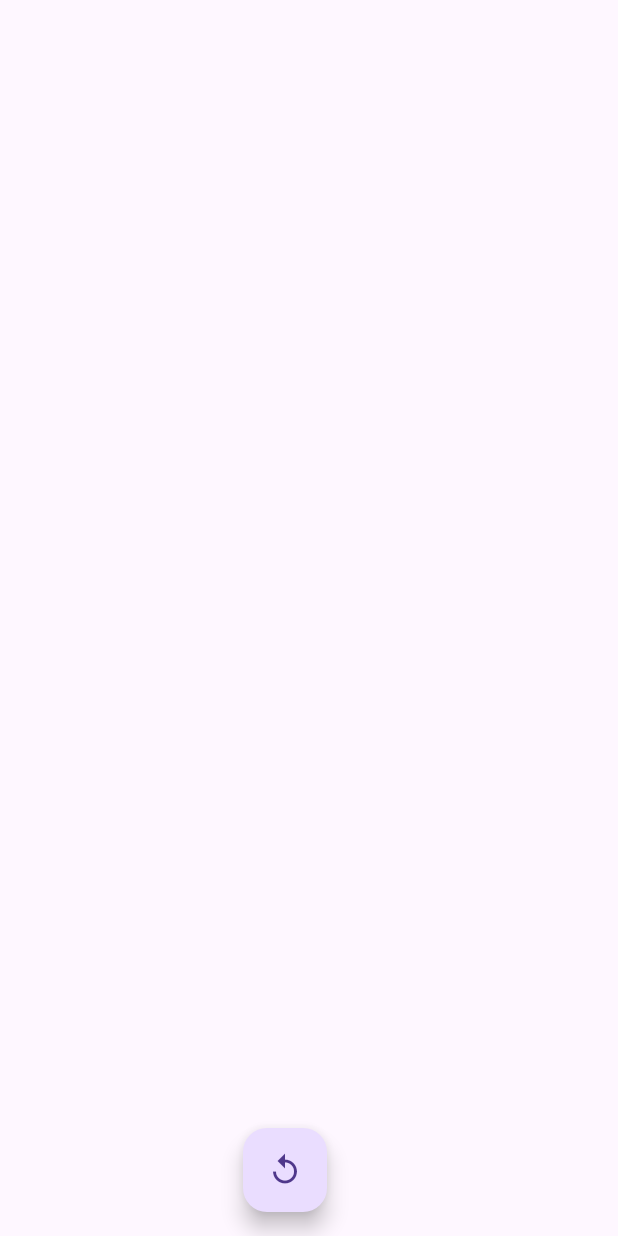
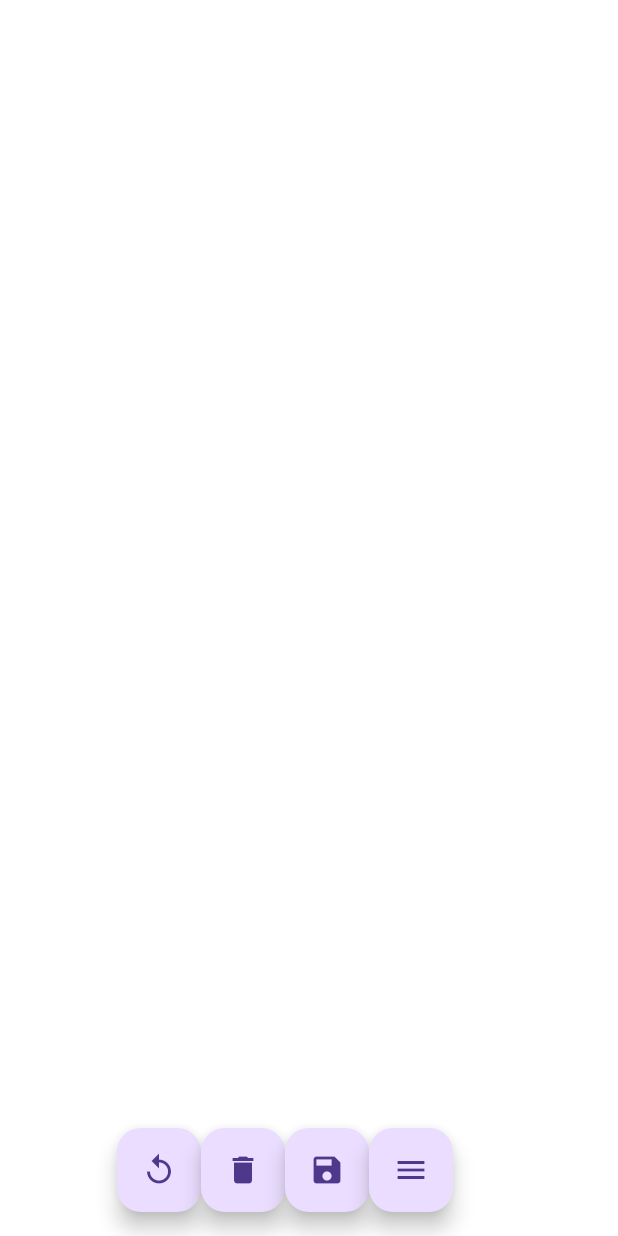
Before and after one commit to santtiagogp/Draw-It, a Flutter app: the screen it shows after launch, after a tap on the "replay" icon, on a phone screen of 412 x 824 dp. Run offline on Flutter 3.47's test engine with Material 3 defaults, Android fonts, the phone set to English and light mode, and no system bars; missing offline and left inert: gal.

Commit message:
Save to gallery button added

```diff
--- a/lib/draw_page/draw_page.dart
+++ b/lib/draw_page/draw_page.dart
@@ -1,7 +1,12 @@
 import 'package:flutter/material.dart';
+import 'package:flutter/rendering.dart';
+import 'package:flutter/services.dart';
+import 'package:gal/gal.dart';
 
 import '../model/drawing_model.dart';
 import 'sketcher/sketcher.dart';
+
+import 'dart:ui' as ui;
 
 class DrawPage extends StatefulWidget {
   const DrawPage({super.key});
@@ -19,6 +24,8 @@ class _DrawPageState extends State<DrawPage> {
   Color currentColor = Colors.black;
   double currentWidth = 4;
 
+  final GlobalKey sketchKey = GlobalKey();
+
   @override
   Widget build(BuildContext context) {
     return Scaffold(
@@ -33,6 +40,26 @@ class _DrawPageState extends State<DrawPage> {
                   points.removeLast();
                 });
               }
+            }
+          ),
+          FloatingActionButton(
+            child: const Icon(Icons.delete),
+            onPressed: (){
+              if (points.isNotEmpty && pointsHistory.isNotEmpty) {
+                setState(() {
+                  points.clear();
+                });
+              }
+            }
+          ),
+          FloatingActionButton(
+            child: const Icon(Icons.save),
+            onPressed: () => saveSketch()
+          ),
+          FloatingActionButton(
+            child: const Icon(Icons.menu),
+            onPressed: (){
+
             }
           )
         ],
@@ -70,14 +97,30 @@ class _DrawPageState extends State<DrawPage> {
         onPanEnd: (_) {
           currentSketch = null;
         },
-        child: SizedBox(
-          height: MediaQuery.of(context).size.height,
-          width: MediaQuery.of(context).size.height,
-          child: CustomPaint(
-            painter: Sketcher(points),
+        child: RepaintBoundary(
+          key: sketchKey,
+          child: Container(
+            color: Colors.white,
+            height: MediaQuery.of(context).size.height,
+            width: MediaQuery.of(context).size.height,
+            child: CustomPaint(
+              painter: Sketcher(points),
+            ),
           ),
         ),
       ),
     );
   }
+
+  Future<void> saveSketch() async {
+    RenderRepaintBoundary boundary
+      = sketchKey.currentContext?.findRenderObject() as RenderRepaintBoundary;
+    ui.Image image = await boundary.toImage(pixelRatio: 2.0);
+    ByteData byteData
+      = await image.toByteData(format: ui.ImageByteFormat.png) as ByteData;
+    Uint8List pngBytes = byteData.buffer.asUint8List();
+    DateTime date = DateTime.now();
+    date.toString();
+    await Gal.putImageBytes(pngBytes, name: 'draw-it-$date');
+  }
 }
--- a/lib/draw_page/sketcher/sketcher.dart
+++ b/lib/draw_page/sketcher/sketcher.dart
@@ -15,7 +15,7 @@ class Sketcher extends CustomPainter {
         ..color = Colors.black
         ..strokeCap = StrokeCap.round
         ..isAntiAlias = true
-        ..strokeWidth = 5;
+        ..strokeWidth = 10;
 
       for(int i = 0; i < drawingSketch.offsets.length; i++) {
         bool notLastOffset = i != drawingSketch.offsets.length - 1;
@@ -24,8 +24,6 @@ class Sketcher extends CustomPainter {
           final current = drawingSketch.offsets[i];
           final next = drawingSketch.offsets[i + 1];
           canvas.drawLine(current, next, paint);
-        } else {
-
         }
       }
     }
--- a/pubspec.yaml
+++ b/pubspec.yaml
@@ -35,6 +35,8 @@ dependencies:
   # The following adds the Cupertino Icons font to your application.
   # Use with the CupertinoIcons class for iOS style icons.
   cupertino_icons: ^1.0.6
+  path_provider: ^2.1.3
+  gal: ^2.3.0
 
 dev_dependencies:
   flutter_test:
```
Also changed, not shown: pubspec.lock, 7 other files.
